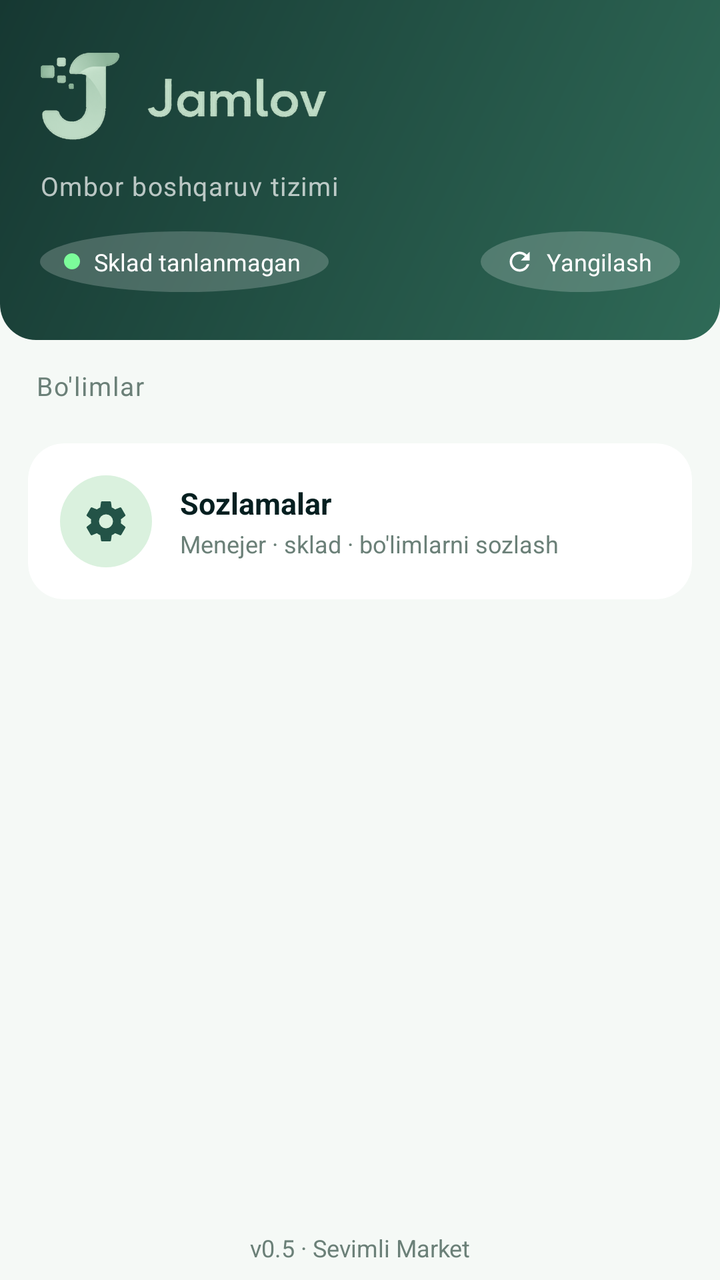
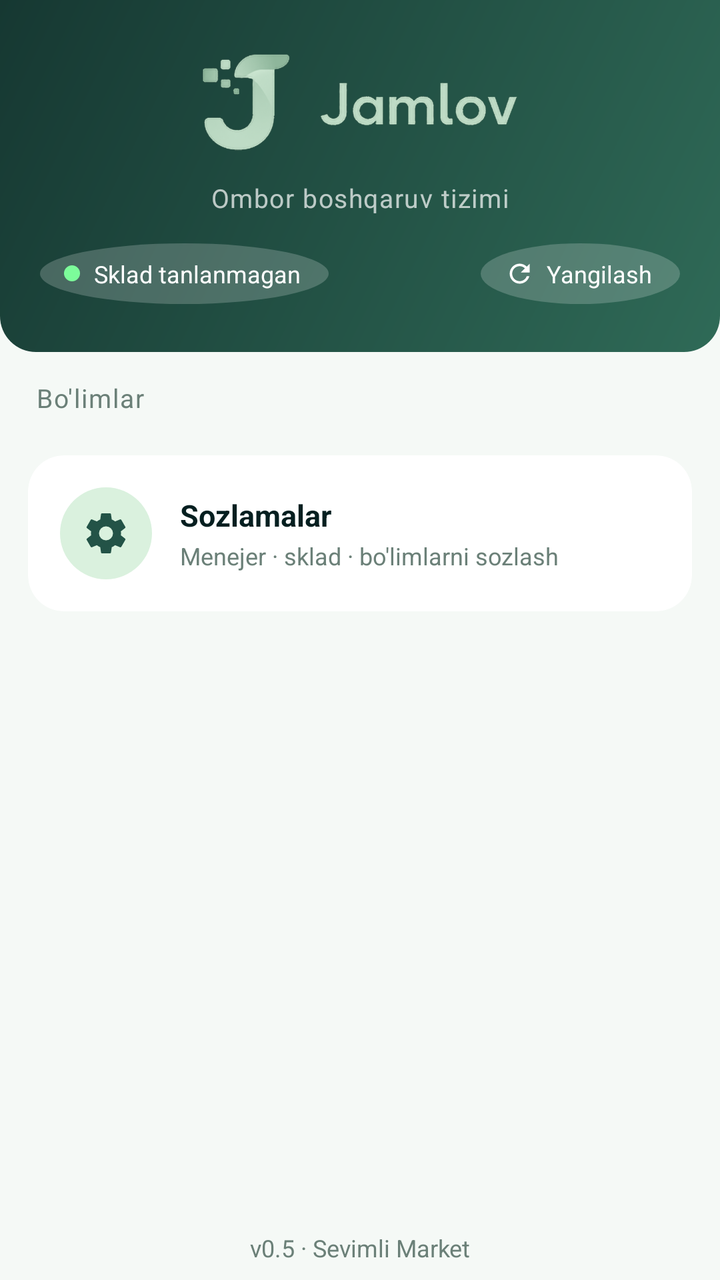

Before-and-after screenshots of an Android layout around one commit, followed by the original layout XML and the change that was made.
<!-- AndroidManifest.xml: application theme Theme.SevimliTZD -->
<!-- res/layout/activity_menu.xml -->
<?xml version="1.0" encoding="utf-8"?>
<LinearLayout xmlns:android="http://schemas.android.com/apk/res/android"
    xmlns:app="http://schemas.android.com/apk/res-auto"
    android:layout_width="match_parent"
    android:layout_height="match_parent"
    android:orientation="vertical"
    android:background="@color/bg_light">

    <LinearLayout
        android:layout_width="match_parent"
        android:layout_height="wrap_content"
        android:orientation="vertical"
        android:background="@drawable/bg_header"
        android:paddingStart="20dp"
        android:paddingEnd="20dp"
        android:paddingTop="18dp"
        android:paddingBottom="24dp">

        <ImageView
            android:layout_width="150dp"
            android:layout_height="60dp"
            android:src="@drawable/logo_wide"
            android:scaleType="fitStart"
            android:contentDescription="TSD" />

        <TextView
            android:layout_width="wrap_content"
            android:layout_height="wrap_content"
            android:layout_marginTop="6dp"
            android:text="Ombor boshqaruv tizimi"
            android:textColor="@color/white70"
            android:textSize="13sp"
            android:letterSpacing="0.04" />

        <LinearLayout
            android:layout_width="match_parent"
            android:layout_height="wrap_content"
            android:layout_marginTop="14dp"
            android:orientation="horizontal"
            android:gravity="center_vertical">

            <LinearLayout
                android:layout_width="wrap_content"
                android:layout_height="wrap_content"
                android:orientation="horizontal"
                android:gravity="center_vertical"
                android:background="@drawable/bg_icon_circle_dark"
                android:paddingStart="12dp"
                android:paddingEnd="14dp"
                android:paddingTop="7dp"
                android:paddingBottom="7dp">

                <View
                    android:layout_width="8dp"
                    android:layout_height="8dp"
                    android:background="@drawable/bg_icon_circle"
                    android:backgroundTint="#7CFC9A" />

                <TextView
                    android:id="@+id/statusChip"
                    android:layout_width="wrap_content"
                    android:layout_height="wrap_content"
                    android:layout_marginStart="7dp"
                    android:text="Sklad tanlanmagan"
                    android:textColor="@color/white"
                    android:textSize="12sp" />
            </LinearLayout>

            <View
                android:layout_width="0dp"
                android:layout_height="1dp"
                android:layout_weight="1" />

            <LinearLayout
                android:id="@+id/btnRefresh"
                android:layout_width="wrap_content"
                android:layout_height="wrap_content"
                android:orientation="horizontal"
                android:gravity="center_vertical"
                android:background="@drawable/bg_icon_circle_dark"
                android:paddingStart="12dp"
                android:paddingEnd="14dp"
                android:paddingTop="7dp"
                android:paddingBottom="7dp"
                android:foreground="?attr/selectableItemBackground">

                <ImageView
                    android:layout_width="15dp"
                    android:layout_height="15dp"
                    android:src="@drawable/ic_refresh"
                    android:tint="@color/white"
                    android:contentDescription="Yangilash" />

                <TextView
                    android:layout_width="wrap_content"
                    android:layout_height="wrap_content"
                    android:layout_marginStart="6dp"
                    android:text="Yangilash"
                    android:textColor="@color/white"
                    android:textSize="12sp" />
            </LinearLayout>
        </LinearLayout>
    </LinearLayout>

    <ScrollView
        android:layout_width="match_parent"
        android:layout_height="0dp"
        android:layout_weight="1"
        android:overScrollMode="never">

        <LinearLayout
            android:layout_width="match_parent"
            android:layout_height="wrap_content"
            android:orientation="vertical"
            android:padding="14dp">

            <TextView
                android:layout_width="wrap_content"
                android:layout_height="wrap_content"
                android:layout_marginStart="4dp"
                android:layout_marginBottom="10dp"
                android:text="Bo'limlar"
                android:textColor="@color/text_gray"
                android:textSize="13sp"
                android:letterSpacing="0.05" />

            
            <LinearLayout
                android:id="@+id/gridContainer"
                android:layout_width="match_parent"
                android:layout_height="wrap_content"
                android:orientation="vertical" />

            <androidx.cardview.widget.CardView
                android:id="@+id/cardScannerTest"
                android:layout_width="match_parent"
                android:layout_height="wrap_content"
                android:layout_marginTop="10dp"
                app:cardCornerRadius="18dp"
                app:cardElevation="0dp"
                app:cardBackgroundColor="@color/white"
                android:foreground="?attr/selectableItemBackground">

                <LinearLayout
                    android:layout_width="match_parent"
                    android:layout_height="wrap_content"
                    android:orientation="horizontal"
                    android:gravity="center_vertical"
                    android:padding="16dp">

                    <FrameLayout style="@style/MenuIconWrap" android:background="@drawable/bg_icon_circle">
                        <ImageView style="@style/MenuIcon" android:src="@drawable/ic_settings" app:tint="@color/brand"/>
                    </FrameLayout>

                    <LinearLayout
                        android:layout_width="0dp"
                        android:layout_height="wrap_content"
                        android:layout_weight="1"
                        android:layout_marginStart="14dp"
                        android:orientation="vertical">

                        <TextView style="@style/MenuCardTitle" android:layout_marginTop="0dp" android:text="Sozlamalar"/>
                        <TextView style="@style/MenuCardSub" android:text="Menejer · sklad · bo'limlarni sozlash"/>
                    </LinearLayout>
                </LinearLayout>
            </androidx.cardview.widget.CardView>
        </LinearLayout>
    </ScrollView>

    <TextView
        android:id="@+id/footerVersion"
        android:layout_width="match_parent"
        android:layout_height="wrap_content"
        android:gravity="center"
        android:padding="8dp"
        android:text="v0.5 · Sevimli Market"
        android:textColor="@color/text_gray"
        android:textSize="12sp" />
</LinearLayout>
<!-- resources referenced by this layout -->
<resources>
  <color name="bg_light">#F5F9F6</color>
  <color name="brand">#235347</color>
  <color name="text_gray">#6B8078</color>
  <color name="white">#FFFFFF</color>
  <color name="white70">#B3FFFFFF</color>
  <!-- drawable bg_header (drawable) -->
  <?xml version="1.0" encoding="utf-8"?>
  <shape xmlns:android="http://schemas.android.com/apk/res/android"
      android:shape="rectangle">
      <gradient
          android:angle="135"
          android:startColor="@color/brand_soft"
          android:endColor="@color/brand_dark" />
      <corners
          android:bottomLeftRadius="18dp"
          android:bottomRightRadius="18dp" />
  </shape>
  <!-- drawable bg_icon_circle (drawable) -->
  <shape xmlns:android="http://schemas.android.com/apk/res/android" android:shape="oval">
      <solid android:color="@color/brand_tint"/>
  </shape>
  <!-- drawable bg_icon_circle_dark (drawable) -->
  <shape xmlns:android="http://schemas.android.com/apk/res/android" android:shape="oval">
      <solid android:color="#33FFFFFF"/>
  </shape>
  <!-- drawable ic_refresh (drawable) -->
  <vector xmlns:android="http://schemas.android.com/apk/res/android"
      android:width="24dp"
      android:height="24dp"
      android:viewportWidth="24"
      android:viewportHeight="24">
      <path
          android:fillColor="#FFFFFF"
          android:pathData="M17.65,6.35C16.2,4.9 14.21,4 12,4c-4.42,0 -7.99,3.58 -7.99,8s3.57,8 7.99,8c3.73,0 6.84,-2.55 7.73,-6h-2.08c-0.82,2.33 -3.04,4 -5.65,4 -3.31,0 -6,-2.69 -6,-6s2.69,-6 6,-6c1.66,0 3.14,0.69 4.22,1.78L13,11h7V4l-2.35,2.35z" />
  </vector>
  <style name="MenuCardSub">
          <item name="android:layout_width">wrap_content</item>
          <item name="android:layout_height">wrap_content</item>
          <item name="android:layout_marginTop">2dp</item>
          <item name="android:textSize">12sp</item>
          <item name="android:textColor">@color/text_gray</item>
      </style>
  <style name="MenuCardTitle">
          <item name="android:layout_width">wrap_content</item>
          <item name="android:layout_height">wrap_content</item>
          <item name="android:layout_marginTop">12dp</item>
          <item name="android:textSize">15sp</item>
          <item name="android:textStyle">bold</item>
          <item name="android:textColor">@color/text_dark</item>
      </style>
  <style name="MenuIcon">
          <item name="android:layout_width">24dp</item>
          <item name="android:layout_height">24dp</item>
          <item name="android:layout_gravity">center</item>
      </style>
  <style name="MenuIconWrap">
          <item name="android:layout_width">46dp</item>
          <item name="android:layout_height">46dp</item>
      </style>
  <style name="Theme.SevimliTZD" parent="Theme.Material3.Light.NoActionBar">
          <item name="colorPrimary">@color/brand</item>
          <item name="colorOnPrimary">@color/white</item>
          <item name="android:statusBarColor">@color/brand_dark</item>
          <item name="android:windowBackground">@color/bg_light</item>
      </style>
  <color name="brand_soft">#2F6A57</color>
  <color name="brand_dark">#163832</color>
  <color name="brand_tint">#DAF1DE</color>
  <color name="text_dark">#051F20</color>
  <!-- unchanged entries left out for length: 2 -->
</resources>

<!-- the commit's change to res/layout/activity_menu.xml (unified diff, before → after) -->
@@ -10,18 +10,20 @@
         android:layout_width="match_parent"
         android:layout_height="wrap_content"
         android:orientation="vertical"
+        android:gravity="center_horizontal"
         android:background="@drawable/bg_header"
         android:paddingStart="20dp"
         android:paddingEnd="20dp"
         android:paddingTop="18dp"
         android:paddingBottom="24dp">
 
+        
         <ImageView
-            android:layout_width="150dp"
-            android:layout_height="60dp"
+            android:layout_width="182dp"
+            android:layout_height="66dp"
             android:src="@drawable/logo_wide"
-            android:scaleType="fitStart"
-            android:contentDescription="TSD" />
+            android:scaleType="fitCenter"
+            android:contentDescription="Jamlov" />
 
         <TextView
             android:layout_width="wrap_content"
